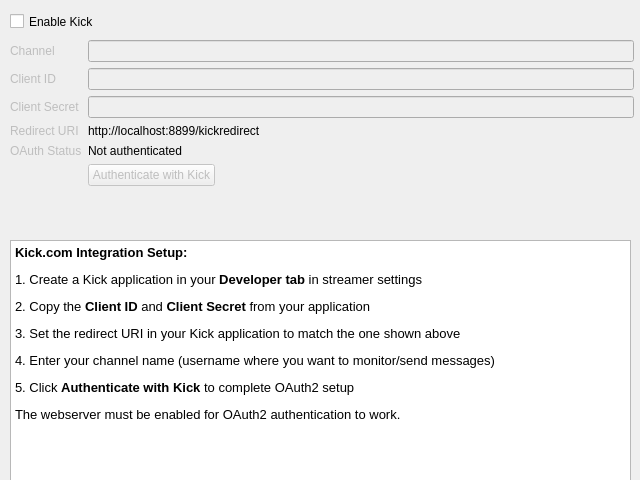
The window that nowplaying/resources/ui/kick.ui (whatsnowplaying/whats-now-playing) describes before a commit, drawn with Qt 5.
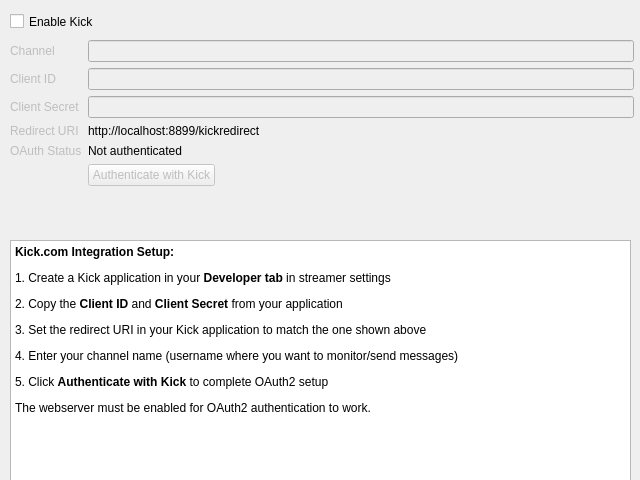
The same window after the commit.

Commit message:
Fix Windows font scaling, hide unimplemented Kick commands, docs
* Remove hardcoded macOS font families and absolute pt sizes from
  all settings UI panels; Qt now inherits system font correctly on
  all platforms
* Fix About page title to use widget font property instead of
  inline HTML font-size
* Hide unimplemented command/permissions widgets in Kick Chat UI
* Add kickbot-settings.png and kickbot-chat.png to docs
* Update CHANGELOG: security fixes, SSL CA store, reliability
  improvements, arrow overlay, font scaling, Serato3 null-byte fix
* Remove basedpyright from requirements-dev.txt

```diff
--- a/nowplaying/resources/ui/kick.ui
+++ b/nowplaying/resources/ui/kick.ui
@@ -185,14 +185,14 @@
 hr { height: 1px; border-width: 0; }
 li.unchecked::marker { content: &quot;\2610&quot;; }
 li.checked::marker { content: &quot;\2612&quot;; }
-&lt;/style&gt;&lt;/head&gt;&lt;body style=&quot; font-family:'Sans'; font-size:10pt; font-weight:400; font-style:normal;&quot;&gt;
-&lt;p style=&quot; margin-top:12px; margin-bottom:12px; margin-left:0px; margin-right:0px; -qt-block-indent:0; text-indent:0px;&quot;&gt;&lt;span style=&quot; font-family:'.AppleSystemUIFont'; font-weight:700;&quot;&gt;Kick.com Integration Setup:&lt;/span&gt;&lt;/p&gt;
-&lt;p style=&quot; margin-top:12px; margin-bottom:12px; margin-left:0px; margin-right:0px; -qt-block-indent:0; text-indent:0px;&quot;&gt;&lt;span style=&quot; font-family:'.AppleSystemUIFont';&quot;&gt;1. Create a Kick application in your &lt;/span&gt;&lt;span style=&quot; font-family:'.AppleSystemUIFont'; font-weight:700;&quot;&gt;Developer tab&lt;/span&gt;&lt;span style=&quot; font-family:'.AppleSystemUIFont';&quot;&gt; in streamer settings&lt;/span&gt;&lt;/p&gt;
-&lt;p style=&quot; margin-top:12px; margin-bottom:12px; margin-left:0px; margin-right:0px; -qt-block-indent:0; text-indent:0px;&quot;&gt;&lt;span style=&quot; font-family:'.AppleSystemUIFont';&quot;&gt;2. Copy the &lt;/span&gt;&lt;span style=&quot; font-family:'.AppleSystemUIFont'; font-weight:700;&quot;&gt;Client ID&lt;/span&gt;&lt;span style=&quot; font-family:'.AppleSystemUIFont';&quot;&gt; and &lt;/span&gt;&lt;span style=&quot; font-family:'.AppleSystemUIFont'; font-weight:700;&quot;&gt;Client Secret&lt;/span&gt;&lt;span style=&quot; font-family:'.AppleSystemUIFont';&quot;&gt; from your application&lt;/span&gt;&lt;/p&gt;
-&lt;p style=&quot; margin-top:12px; margin-bottom:12px; margin-left:0px; margin-right:0px; -qt-block-indent:0; text-indent:0px;&quot;&gt;&lt;span style=&quot; font-family:'.AppleSystemUIFont';&quot;&gt;3. Set the redirect URI in your Kick application to match the one shown above&lt;/span&gt;&lt;/p&gt;
-&lt;p style=&quot; margin-top:12px; margin-bottom:12px; margin-left:0px; margin-right:0px; -qt-block-indent:0; text-indent:0px;&quot;&gt;&lt;span style=&quot; font-family:'.AppleSystemUIFont';&quot;&gt;4. Enter your channel name (username where you want to monitor/send messages)&lt;/span&gt;&lt;/p&gt;
-&lt;p style=&quot; margin-top:12px; margin-bottom:12px; margin-left:0px; margin-right:0px; -qt-block-indent:0; text-indent:0px;&quot;&gt;&lt;span style=&quot; font-family:'.AppleSystemUIFont';&quot;&gt;5. Click &lt;/span&gt;&lt;span style=&quot; font-family:'.AppleSystemUIFont'; font-weight:700;&quot;&gt;Authenticate with Kick&lt;/span&gt;&lt;span style=&quot; font-family:'.AppleSystemUIFont';&quot;&gt; to complete OAuth2 setup&lt;/span&gt;&lt;/p&gt;
-&lt;p style=&quot; margin-top:12px; margin-bottom:12px; margin-left:0px; margin-right:0px; -qt-block-indent:0; text-indent:0px;&quot;&gt;&lt;span style=&quot; font-family:'.AppleSystemUIFont';&quot;&gt;The webserver must be enabled for OAuth2 authentication to work.&lt;/span&gt;&lt;/p&gt;&lt;/body&gt;&lt;/html&gt;</string>
+&lt;/style&gt;&lt;/head&gt;&lt;body&gt;
+&lt;p style=&quot;margin-top:12px; margin-bottom:12px; margin-left:0px; margin-right:0px; -qt-block-indent:0; text-indent:0px&quot;&gt;&lt;span style=&quot;font-weight: 700&quot;&gt;Kick.com Integration Setup:&lt;/span&gt;&lt;/p&gt;
+&lt;p style=&quot;margin-top:12px; margin-bottom:12px; margin-left:0px; margin-right:0px; -qt-block-indent:0; text-indent:0px&quot;&gt;1. Create a Kick application in your &lt;span style=&quot;font-weight: 700&quot;&gt;Developer tab&lt;/span&gt; in streamer settings&lt;/p&gt;
+&lt;p style=&quot;margin-top:12px; margin-bottom:12px; margin-left:0px; margin-right:0px; -qt-block-indent:0; text-indent:0px&quot;&gt;2. Copy the &lt;span style=&quot;font-weight: 700&quot;&gt;Client ID&lt;/span&gt; and &lt;span style=&quot;font-weight: 700&quot;&gt;Client Secret&lt;/span&gt; from your application&lt;/p&gt;
+&lt;p style=&quot;margin-top:12px; margin-bottom:12px; margin-left:0px; margin-right:0px; -qt-block-indent:0; text-indent:0px&quot;&gt;3. Set the redirect URI in your Kick application to match the one shown above&lt;/p&gt;
+&lt;p style=&quot;margin-top:12px; margin-bottom:12px; margin-left:0px; margin-right:0px; -qt-block-indent:0; text-indent:0px&quot;&gt;4. Enter your channel name (username where you want to monitor/send messages)&lt;/p&gt;
+&lt;p style=&quot;margin-top:12px; margin-bottom:12px; margin-left:0px; margin-right:0px; -qt-block-indent:0; text-indent:0px&quot;&gt;5. Click &lt;span style=&quot;font-weight: 700&quot;&gt;Authenticate with Kick&lt;/span&gt; to complete OAuth2 setup&lt;/p&gt;
+&lt;p style=&quot;margin-top:12px; margin-bottom:12px; margin-left:0px; margin-right:0px; -qt-block-indent:0; text-indent:0px&quot;&gt;The webserver must be enabled for OAuth2 authentication to work.&lt;/p&gt;&lt;/body&gt;&lt;/html&gt;</string>
    </property>
   </widget>
  </widget>
```
The commit also changes 26 other files.
